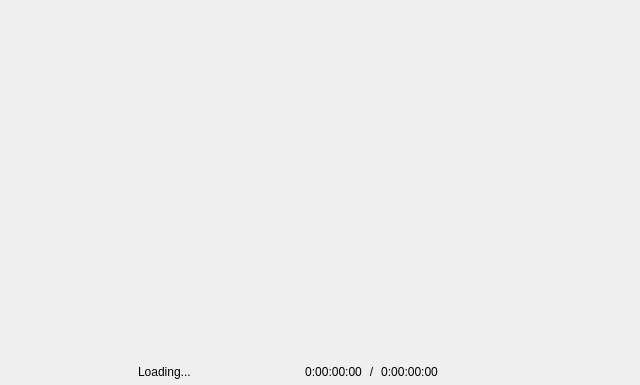
esernaalonso/dev, file esa/common/python/lib/media/ui/video_player.ui: the form before one commit.
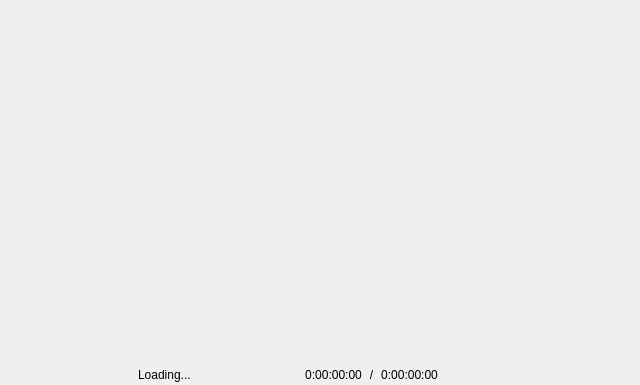
The form after the commit.

Commit message: DEV-11 Video Player finished. Only rest do de comments and documentation

```diff
--- a/esa/common/python/lib/media/ui/video_player.ui
+++ b/esa/common/python/lib/media/ui/video_player.ui
@@ -28,12 +28,12 @@
   <property name="styleSheet">
    <string notr="true"/>
   </property>
-  <layout class="QGridLayout" name="gridLayout_5">
+  <layout class="QGridLayout" name="gridLayout_8">
    <property name="margin">
     <number>0</number>
    </property>
    <property name="spacing">
-    <number>3</number>
+    <number>0</number>
    </property>
    <item row="0" column="0">
     <widget class="QWidget" name="wg_video" native="true">
@@ -63,16 +63,52 @@
     </widget>
    </item>
    <item row="1" column="0">
-    <layout class="QHBoxLayout" name="horizontalLayout">
+    <widget class="QWidget" name="wg_controls_bar" native="true">
+     <property name="minimumSize">
+      <size>
+       <width>0</width>
+       <height>20</height>
+      </size>
+     </property>
+     <property name="maximumSize">
+      <size>
+       <width>16777215</width>
+       <height>20</height>
+      </size>
+     </property>
+     <property name="sizeIncrement">
+      <size>
+       <width>0</width>
+       <height>20</height>
+      </size>
+     </property>
+     <layout class="QGridLayout" name="gridLayout_3">
+      <property name="margin">
+       <number>0</number>
+      </property>
+      <property name="spacing">
+       <number>0</number>
+      </property>
+      <item row="0" column="0">
+       <layout class="QHBoxLayout" name="hl_controls_bar">
      <property name="spacing">
       <number>3</number>
      </property>
      <property name="sizeConstraint">
       <enum>QLayout::SetDefaultConstraint</enum>
      </property>
-     <property name="margin">
+        <property name="leftMargin">
       <number>3</number>
      </property>
+        <property name="topMargin">
+         <number>0</number>
+        </property>
+        <property name="rightMargin">
+         <number>3</number>
+        </property>
+        <property name="bottomMargin">
+         <number>0</number>
+        </property>
      <item>
       <widget class="QPushButton" name="pb_refresh">
        <property name="maximumSize">
@@ -138,7 +174,7 @@
       </widget>
      </item>
      <item>
-      <spacer name="horizontalSpacer_3">
+         <spacer name="hs_1">
        <property name="orientation">
         <enum>Qt::Horizontal</enum>
        </property>
@@ -199,7 +235,7 @@
          <height>20</height>
         </size>
        </property>
-       <layout class="QGridLayout" name="gridLayout_3">
+          <layout class="QGridLayout" name="gridLayout_5">
         <property name="margin">
          <number>0</number>
         </property>
@@ -238,7 +274,7 @@
       </widget>
      </item>
      <item>
-      <widget class="QLabel" name="label">
+         <widget class="QLabel" name="lb_slash">
        <property name="sizePolicy">
         <sizepolicy hsizetype="Fixed" vsizetype="Fixed">
          <horstretch>0</horstretch>
@@ -294,7 +330,7 @@
       </widget>
      </item>
      <item>
-      <spacer name="horizontalSpacer">
+         <spacer name="hs_2">
        <property name="orientation">
         <enum>Qt::Horizontal</enum>
        </property>
@@ -382,7 +418,7 @@
       </widget>
      </item>
      <item>
-      <spacer name="horizontalSpacer_2">
+         <spacer name="hs_3">
        <property name="orientation">
         <enum>Qt::Horizontal</enum>
        </property>
@@ -414,6 +450,9 @@
       </widget>
      </item>
     </layout>
+      </item>
+     </layout>
+    </widget>
    </item>
   </layout>
  </widget>
```
Left out of the diff: 2 changed lines with no effect on the pictures. Lines whose indentation alone changed are shown as unchanged. The commit also changes 3 other files.
